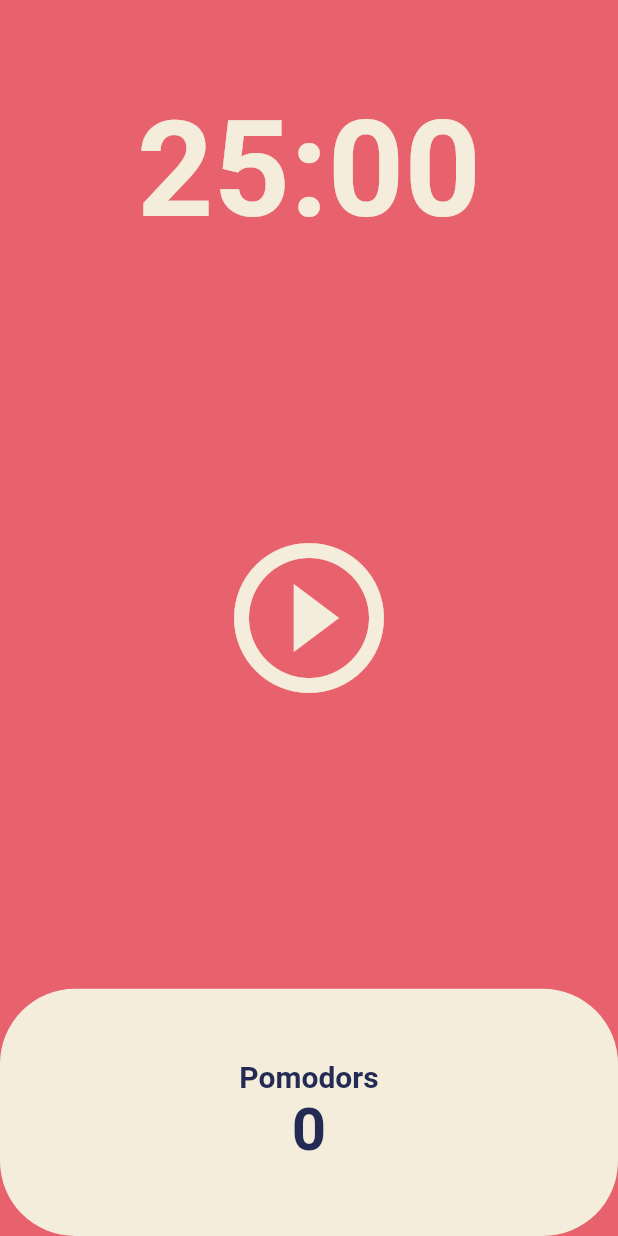
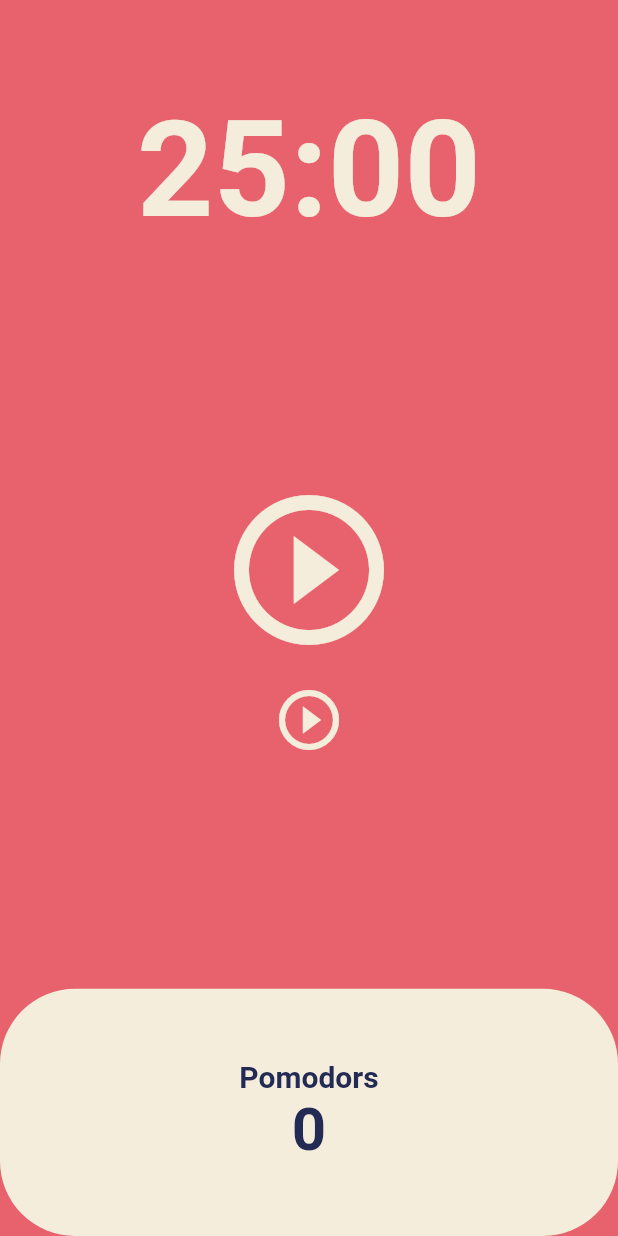
Before and after one commit to lee-tae-eon/learn-flutter, a Flutter app: the screen it shows after launch, on a phone screen of 412 x 824 dp. Run offline on Flutter 3.47's test engine with Material 2 defaults, Android fonts, the phone set to English and light mode, and no system bars.

Commit message:
ADD: code challenge start

```diff
--- a/lib/screen/home_screen.dart
+++ b/lib/screen/home_screen.dart
@@ -78,7 +78,10 @@ class _HomeScreenState extends State<HomeScreen> {
               )),
           Flexible(
             flex: 3,
-            child: Center(
+            child: Column(
+              mainAxisAlignment: MainAxisAlignment.center,
+              children: [
+                Center(
                   child: IconButton(
                     iconSize: 120,
                     color: Theme.of(context).cardColor,
@@ -89,6 +92,20 @@ class _HomeScreenState extends State<HomeScreen> {
                           : Icons.play_circle_outline,
                     ),
                   ),
+                ),
+                Center(
+                  child: IconButton(
+                    iconSize: 48,
+                    color: Theme.of(context).cardColor,
+                    onPressed: onPressed,
+                    icon: Icon(
+                      isRunning
+                          ? Icons.pause_circle_filled_outlined
+                          : Icons.play_circle_outline,
+                    ),
+                  ),
+                )
+              ],
             ),
           ),
           Flexible(
```
Lines whose indentation alone changed are shown as unchanged.
